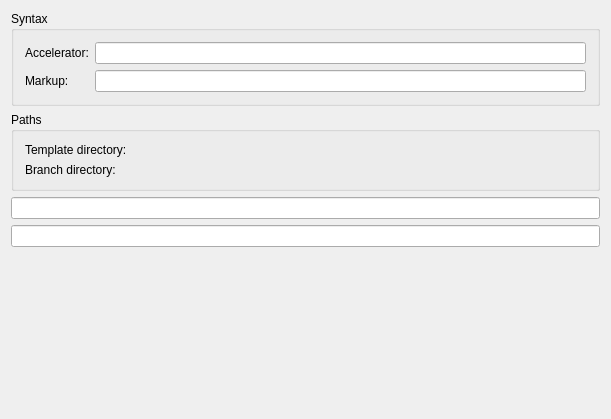
The window that src/project/prefs_project_advanced.ui (KDE/lokalize) describes before a commit, drawn with Qt 5.
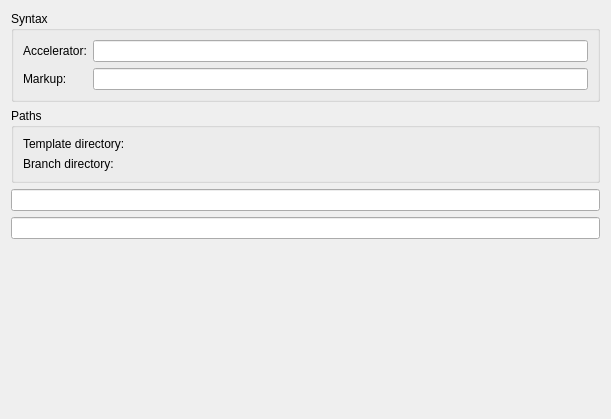
The same window after the commit. Custom widgets are drawn as their Qt base class.

Commit message:
SVN_SILENT Cleanup .ui files
This removes (as discussed on k-c-d)
* obsolete <pixmapfunction>
* deprecated <layoutdefault>
* empty <author>, <comment>, <exportmacro>

The edit to the form file:
```diff
--- a/src/project/prefs_project_advanced.ui
+++ b/src/project/prefs_project_advanced.ui
@@ -151,7 +151,6 @@
    </item>
   </layout>
  </widget>
- <layoutdefault spacing="6" margin="11" />
  <customwidgets>
   <customwidget>
    <class>KUrlRequester</class>
```
The commit also changes 6 other files.
